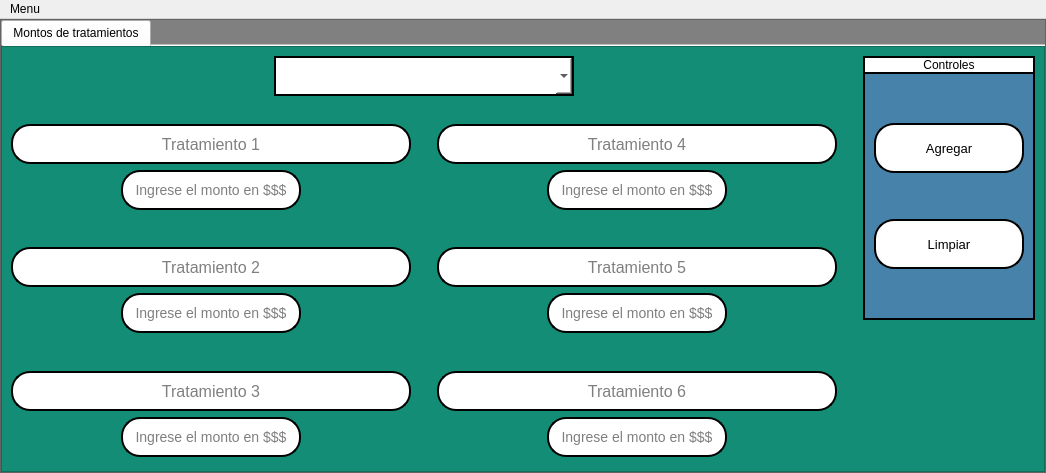
Reinaldito04/App-Consultas-y-Historias-Medicas, file interfaces/montos.ui: the form before one commit.
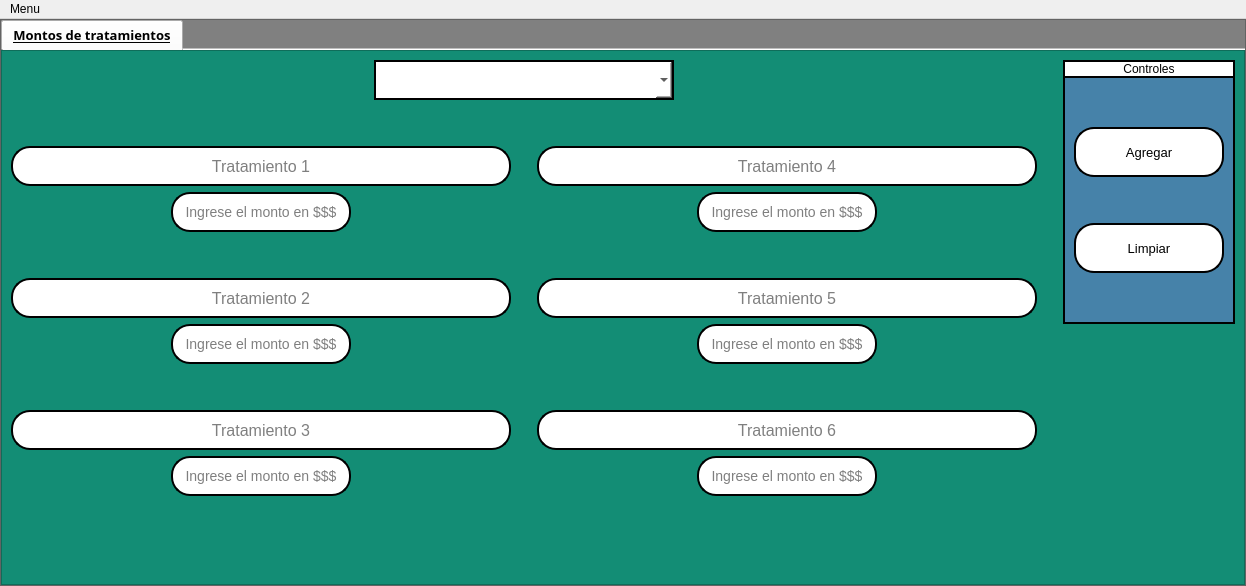
The form after the commit. Icons and pictures are not drawn.

What changed in the file:
```diff
--- a/interfaces/montos.ui
+++ b/interfaces/montos.ui
@@ -6,8 +6,8 @@
    <rect>
     <x>0</x>
     <y>0</y>
-    <width>1046</width>
-    <height>473</height>
+    <width>1246</width>
+    <height>586</height>
    </rect>
   </property>
   <property name="windowTitle">
@@ -61,9 +61,24 @@
        </property>
        <item>
         <widget class="QTabWidget" name="tabWidget">
+         <property name="font">
+          <font>
+           <family>MS Reference Sans Serif</family>
+           <pointsize>10</pointsize>
+           <weight>75</weight>
+           <bold>true</bold>
+           <underline>true</underline>
+          </font>
+         </property>
          <property name="currentIndex">
           <number>0</number>
          </property>
+         <property name="iconSize">
+          <size>
+           <width>25</width>
+           <height>25</height>
+          </size>
+         </property>
          <property name="documentMode">
           <bool>true</bool>
          </property>
@@ -234,13 +249,13 @@
                            <widget class="QLineEdit" name="t_1">
                             <property name="minimumSize">
                              <size>
-                              <width>400</width>
+                              <width>500</width>
                               <height>40</height>
                              </size>
                             </property>
                             <property name="maximumSize">
                              <size>
-                              <width>400</width>
+                              <width>500</width>
                               <height>40</height>
                              </size>
                             </property>
@@ -355,13 +370,13 @@
                            <widget class="QLineEdit" name="t_2">
                             <property name="minimumSize">
                              <size>
-                              <width>400</width>
+                              <width>500</width>
                               <height>40</height>
                              </size>
                             </property>
                             <property name="maximumSize">
                              <size>
-                              <width>400</width>
+                              <width>500</width>
                               <height>40</height>
                              </size>
                             </property>
@@ -476,13 +491,13 @@
                            <widget class="QLineEdit" name="t_3">
                             <property name="minimumSize">
                              <size>
-                              <width>400</width>
+                              <width>500</width>
                               <height>40</height>
                              </size>
                             </property>
                             <property name="maximumSize">
                              <size>
-                              <width>400</width>
+                              <width>500</width>
                               <height>40</height>
                              </size>
                             </property>
@@ -601,13 +616,13 @@
                            <widget class="QLineEdit" name="t_4">
                             <property name="minimumSize">
                              <size>
-                              <width>400</width>
+                              <width>500</width>
                               <height>40</height>
                              </size>
                             </property>
                             <property name="maximumSize">
                              <size>
-                              <width>400</width>
+                              <width>500</width>
                               <height>40</height>
                              </size>
                             </property>
@@ -620,6 +635,12 @@
                               <bold>false</bold>
                              </font>
                             </property>
+                            <property name="autoFillBackground">
+                             <bool>false</bool>
+                            </property>
+                            <property name="maxLength">
+                             <number>200</number>
+                            </property>
                             <property name="alignment">
                              <set>Qt::AlignCenter</set>
                             </property>
@@ -722,13 +743,13 @@
                            <widget class="QLineEdit" name="t_5">
                             <property name="minimumSize">
                              <size>
-                              <width>400</width>
+                              <width>500</width>
                               <height>40</height>
                              </size>
                             </property>
                             <property name="maximumSize">
                              <size>
-                              <width>400</width>
+                              <width>500</width>
                               <height>40</height>
                              </size>
                             </property>
@@ -843,13 +864,13 @@
                            <widget class="QLineEdit" name="t_6">
                             <property name="minimumSize">
                              <size>
-                              <width>400</width>
+                              <width>500</width>
                               <height>40</height>
                              </size>
                             </property>
                             <property name="maximumSize">
                              <size>
-                              <width>400</width>
+                              <width>500</width>
                               <height>40</height>
                              </size>
                             </property>
@@ -1172,8 +1193,8 @@
     <rect>
      <x>0</x>
      <y>0</y>
-     <width>1046</width>
-     <height>20</height>
+     <width>1246</width>
+     <height>21</height>
     </rect>
    </property>
    <widget class="QMenu" name="menuMenu">
```
Left out of the diff: 4 changed lines with no effect on the pictures.
